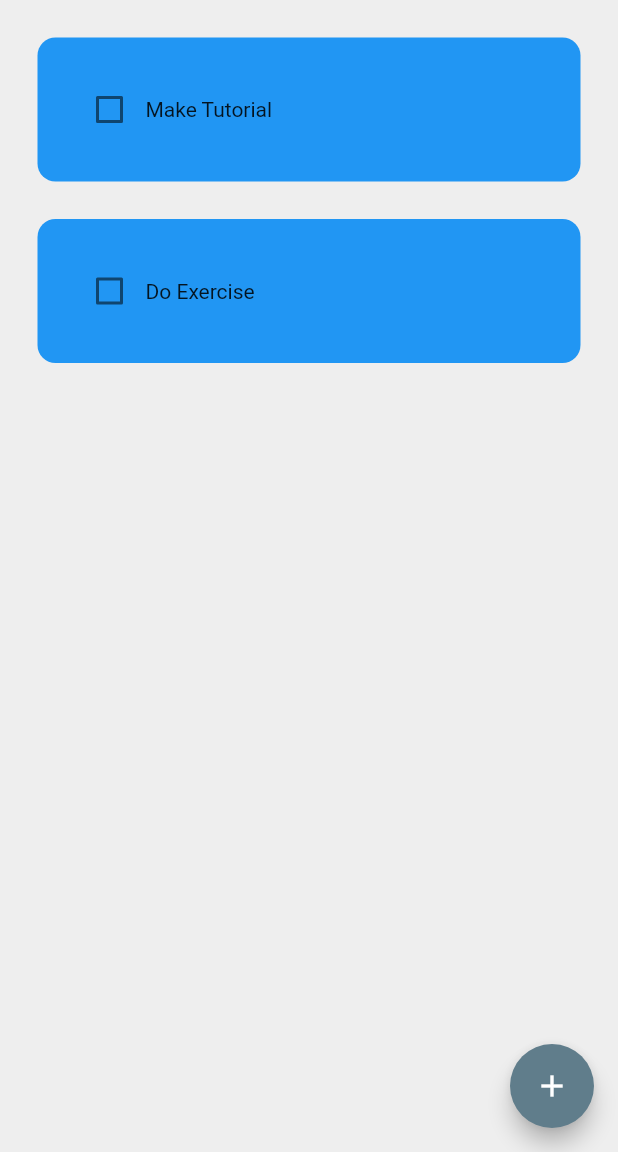
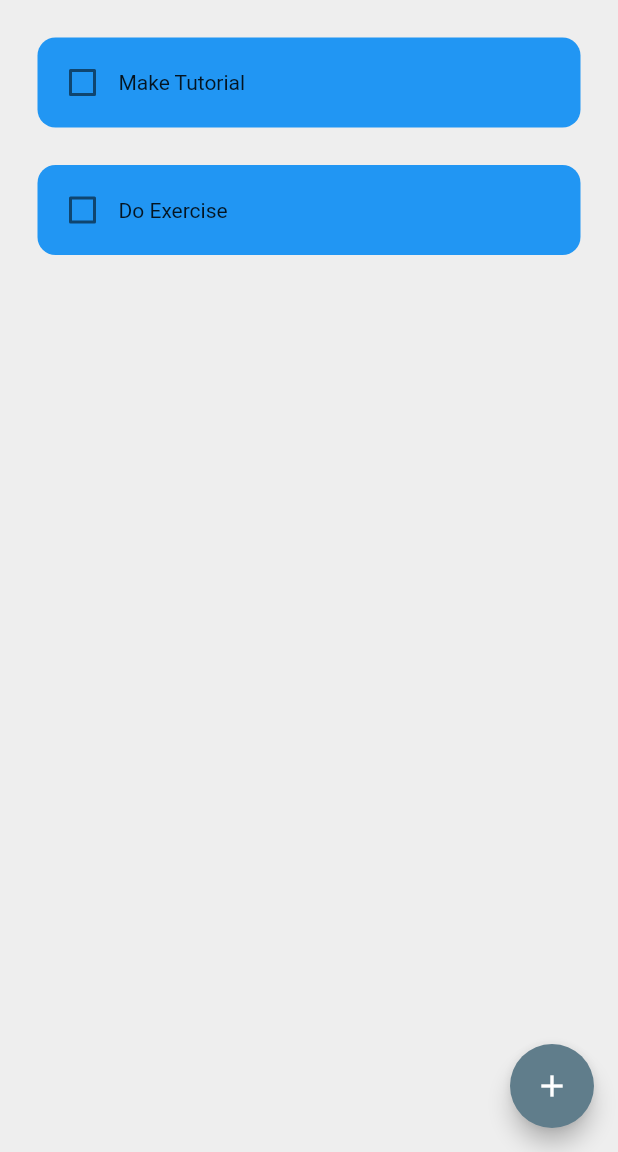
Before and after one commit to harsh-8-1/Daily-Task-Manager, a Flutter app: the screen it shows after launch, on a phone screen of 412 x 824 dp, the part 84-1236 px from its top. Run offline on Flutter 3.47's test engine with Material 2 defaults, Android fonts, the phone set to English and light mode, and no system bars; drawn by our look-alikes of flutter_slidable; our stand-ins replace hive_flutter; accounts and stored records are empty.

Commit message:
tolist size changed

```diff
--- a/lib/util/todo_tile.dart
+++ b/lib/util/todo_tile.dart
@@ -32,7 +32,7 @@ class ToDoTile extends StatelessWidget {
           ],
         ),
         child: Container(
-          padding: EdgeInsets.all(24),
+          padding: EdgeInsets.all(6),
           decoration: BoxDecoration(
             color: Colors.blue,
             borderRadius: BorderRadius.circular(12),
```
